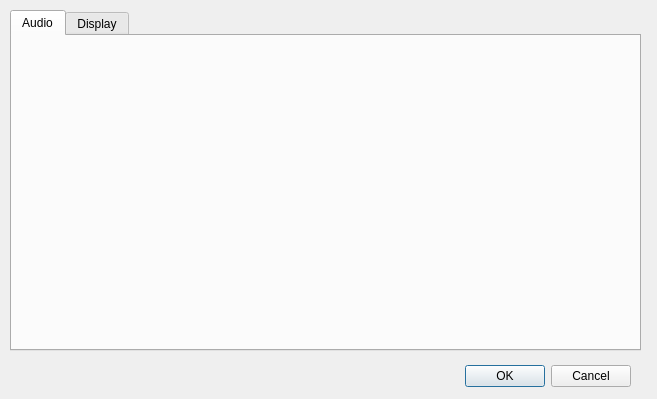
8cH9azbsFifZ/ghpsdr3, file trunk/src/QtRadio/Configure.ui: the form before one commit.
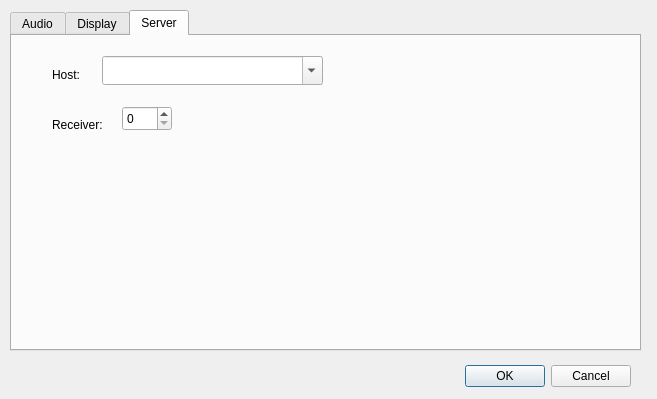
The form after the commit. The open tabs and pages were chosen to show the change.

Diff of the .ui file:
```diff
--- a/trunk/src/QtRadio/Configure.ui
+++ b/trunk/src/QtRadio/Configure.ui
@@ -249,6 +249,66 @@
      </property>
     </widget>
    </widget>
+   <widget class="QWidget" name="tab">
+    <attribute name="title">
+     <string>Server</string>
+    </attribute>
+    <widget class="QLabel" name="label_6">
+     <property name="geometry">
+      <rect>
+       <x>40</x>
+       <y>30</y>
+       <width>41</width>
+       <height>17</height>
+      </rect>
+     </property>
+     <property name="text">
+      <string>Host:</string>
+     </property>
+    </widget>
+    <widget class="QComboBox" name="hostComboBox">
+     <property name="geometry">
+      <rect>
+       <x>90</x>
+       <y>20</y>
+       <width>221</width>
+       <height>29</height>
+      </rect>
+     </property>
+     <property name="editable">
+      <bool>true</bool>
+     </property>
+     <property name="insertPolicy">
+      <enum>QComboBox::InsertAtTop</enum>
+     </property>
+    </widget>
+    <widget class="QLabel" name="label_7">
+     <property name="geometry">
+      <rect>
+       <x>40</x>
+       <y>80</y>
+       <width>62</width>
+       <height>17</height>
+      </rect>
+     </property>
+     <property name="text">
+      <string>Receiver:</string>
+     </property>
+    </widget>
+    <widget class="QSpinBox" name="rxSpinBox">
+     <property name="geometry">
+      <rect>
+       <x>110</x>
+       <y>70</y>
+       <width>50</width>
+       <height>25</height>
+      </rect>
+     </property>
+     <property name="maximum">
+      <number>3</number>
+     </property>
+    </widget>
+   </widget>
   </widget>
  </widget>
  <resources/>
```
Left out of the diff: 12 changed lines with no effect on the pictures.
